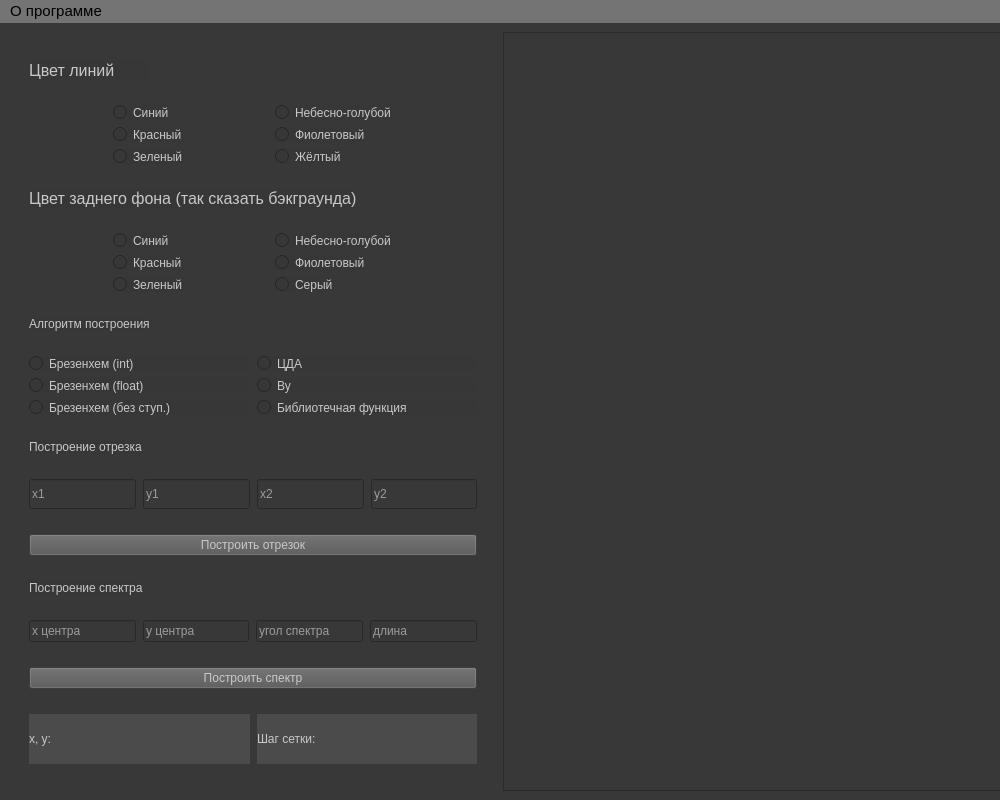
The window that lab_03/template.ui (NikolayL2sch/cg_bmstu) describes before a commit, drawn with Qt 5.
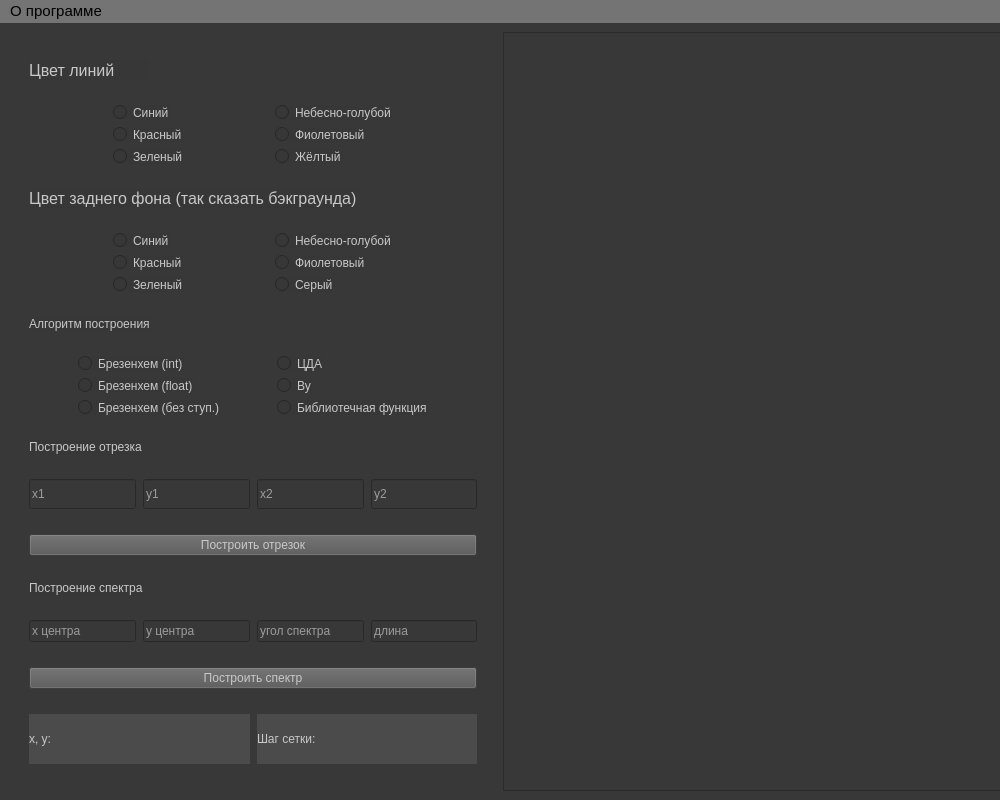
The same window after the commit.

The edit to the form file:
```diff
--- a/lab_03/template.ui
+++ b/lab_03/template.ui
@@ -445,6 +445,12 @@
          <layout class="QVBoxLayout" name="verticalLayout_8">
           <item>
            <widget class="QRadioButton" name="brezenhem_int_rbutton">
+            <property name="sizePolicy">
+             <sizepolicy hsizetype="Fixed" vsizetype="Fixed">
+              <horstretch>0</horstretch>
+              <verstretch>0</verstretch>
+             </sizepolicy>
+            </property>
             <property name="styleSheet">
              <string notr="true">color: rgb(200, 200, 200);
 border-color: rgb(131, 131, 131);
@@ -460,6 +466,12 @@
           </item>
           <item>
            <widget class="QRadioButton" name="brezenhem_float_rbutton">
+            <property name="sizePolicy">
+             <sizepolicy hsizetype="Fixed" vsizetype="Fixed">
+              <horstretch>0</horstretch>
+              <verstretch>0</verstretch>
+             </sizepolicy>
+            </property>
             <property name="styleSheet">
              <string notr="true">color: rgb(200, 200, 200);
 border-color: rgb(131, 131, 131);
@@ -474,6 +486,12 @@
           </item>
           <item>
            <widget class="QRadioButton" name="brezenhem_st_rbutton">
+            <property name="sizePolicy">
+             <sizepolicy hsizetype="Fixed" vsizetype="Fixed">
+              <horstretch>0</horstretch>
+              <verstretch>0</verstretch>
+             </sizepolicy>
+            </property>
             <property name="styleSheet">
              <string notr="true">color: rgb(200, 200, 200);
 border-color: rgb(131, 131, 131);
@@ -492,6 +510,12 @@
          <layout class="QVBoxLayout" name="verticalLayout_7">
           <item>
            <widget class="QRadioButton" name="cda_alg_rbutton">
+            <property name="sizePolicy">
+             <sizepolicy hsizetype="Fixed" vsizetype="Fixed">
+              <horstretch>0</horstretch>
+              <verstretch>0</verstretch>
+             </sizepolicy>
+            </property>
             <property name="styleSheet">
              <string notr="true">color: rgb(200, 200, 200);
 border-color: rgb(131, 131, 131);
@@ -506,6 +530,12 @@
           </item>
           <item>
            <widget class="QRadioButton" name="vu_alg_rbutton">
+            <property name="sizePolicy">
+             <sizepolicy hsizetype="Fixed" vsizetype="Fixed">
+              <horstretch>0</horstretch>
+              <verstretch>0</verstretch>
+             </sizepolicy>
+            </property>
             <property name="styleSheet">
              <string notr="true">color: rgb(200, 200, 200);
 border-color: rgb(131, 131, 131);
@@ -520,6 +550,12 @@
           </item>
           <item>
            <widget class="QRadioButton" name="bibl_alg_rbutton">
+            <property name="sizePolicy">
+             <sizepolicy hsizetype="Fixed" vsizetype="Fixed">
+              <horstretch>0</horstretch>
+              <verstretch>0</verstretch>
+             </sizepolicy>
+            </property>
             <property name="styleSheet">
              <string notr="true">color: rgb(200, 200, 200);
 border-color: rgb(131, 131, 131);
@@ -549,7 +585,7 @@
 border-color: rgb(131, 131, 131);
 gridline-color: rgb(95, 95, 95);
 background-color: rgb(55, 55, 55);
-font: 10pt &quot;Segoe UI&quot;;</string>
+font: 12pt &quot;Segoe UI&quot;;</string>
         </property>
         <property name="text">
          <string>Построение отрезка</string>
@@ -568,7 +604,7 @@
           </property>
           <property name="maximumSize">
            <size>
-            <width>130</width>
+            <width>110</width>
             <height>30</height>
            </size>
           </property>
@@ -592,7 +628,7 @@
           </property>
           <property name="maximumSize">
            <size>
-            <width>130</width>
+            <width>110</width>
             <height>30</height>
            </size>
           </property>
@@ -616,7 +652,7 @@
           </property>
           <property name="maximumSize">
            <size>
-            <width>130</width>
+            <width>110</width>
             <height>30</height>
            </size>
           </property>
@@ -640,7 +676,7 @@
           </property>
           <property name="maximumSize">
            <size>
-            <width>130</width>
+            <width>110</width>
             <height>30</height>
            </size>
           </property>
@@ -666,7 +702,7 @@
         </property>
         <property name="maximumSize">
          <size>
-          <width>650</width>
+          <width>460</width>
           <height>16777215</height>
          </size>
         </property>
@@ -705,6 +741,18 @@
        <layout class="QHBoxLayout" name="horizontalLayout_3">
         <item>
          <widget class="QLineEdit" name="set_xc">
+          <property name="sizePolicy">
+           <sizepolicy hsizetype="Fixed" vsizetype="Fixed">
+            <horstretch>0</horstretch>
+            <verstretch>0</verstretch>
+           </sizepolicy>
+          </property>
+          <property name="maximumSize">
+           <size>
+            <width>110</width>
+            <height>16777215</height>
+           </size>
+          </property>
           <property name="styleSheet">
            <string notr="true">border-color: rgb(255, 255, 255);
 color: rgb(255, 255, 255);
@@ -717,6 +765,18 @@
         </item>
         <item>
          <widget class="QLineEdit" name="set_yc">
+          <property name="sizePolicy">
+           <sizepolicy hsizetype="Fixed" vsizetype="Fixed">
+            <horstretch>0</horstretch>
+            <verstretch>0</verstretch>
+           </sizepolicy>
+          </property>
+          <property name="maximumSize">
+           <size>
+            <width>110</width>
+            <height>16777215</height>
+           </size>
+          </property>
           <property name="styleSheet">
            <string notr="true">border-color: rgb(255, 255, 255);
 color: rgb(255, 255, 255);
@@ -729,6 +789,18 @@
         </item>
         <item>
          <widget class="QLineEdit" name="set_angle">
+          <property name="sizePolicy">
+           <sizepolicy hsizetype="Fixed" vsizetype="Fixed">
+            <horstretch>0</horstretch>
+            <verstretch>0</verstretch>
+           </sizepolicy>
+          </property>
+          <property name="maximumSize">
+           <size>
+            <width>110</width>
+            <height>16777215</height>
+           </size>
+          </property>
           <property name="styleSheet">
            <string notr="true">border-color: rgb(255, 255, 255);
 color: rgb(255, 255, 255);
@@ -741,6 +813,18 @@
         </item>
         <item>
          <widget class="QLineEdit" name="set_length">
+          <property name="sizePolicy">
+           <sizepolicy hsizetype="Fixed" vsizetype="Fixed">
+            <horstretch>0</horstretch>
+            <verstretch>0</verstretch>
+           </sizepolicy>
+          </property>
+          <property name="maximumSize">
+           <size>
+            <width>110</width>
+            <height>16777215</height>
+           </size>
+          </property>
           <property name="styleSheet">
            <string notr="true">border-color: rgb(255, 255, 255);
 color: rgb(255, 255, 255);
@@ -755,6 +839,18 @@
       </item>
       <item>
        <widget class="QPushButton" name="draw_spektr_button">
+        <property name="sizePolicy">
+         <sizepolicy hsizetype="Fixed" vsizetype="Fixed">
+          <horstretch>0</horstretch>
+          <verstretch>0</verstretch>
+         </sizepolicy>
+        </property>
+        <property name="maximumSize">
+         <size>
+          <width>460</width>
+          <height>16777215</height>
+         </size>
+        </property>
         <property name="styleSheet">
          <string notr="true">color: rgb(200, 200, 200);
 font: 10pt &quot;Segoe UI&quot;;
@@ -777,7 +873,7 @@
           </property>
           <property name="maximumSize">
            <size>
-            <width>300</width>
+            <width>230</width>
             <height>50</height>
            </size>
           </property>
@@ -802,7 +898,7 @@
           </property>
           <property name="maximumSize">
            <size>
-            <width>300</width>
+            <width>230</width>
             <height>50</height>
            </size>
           </property>
```
